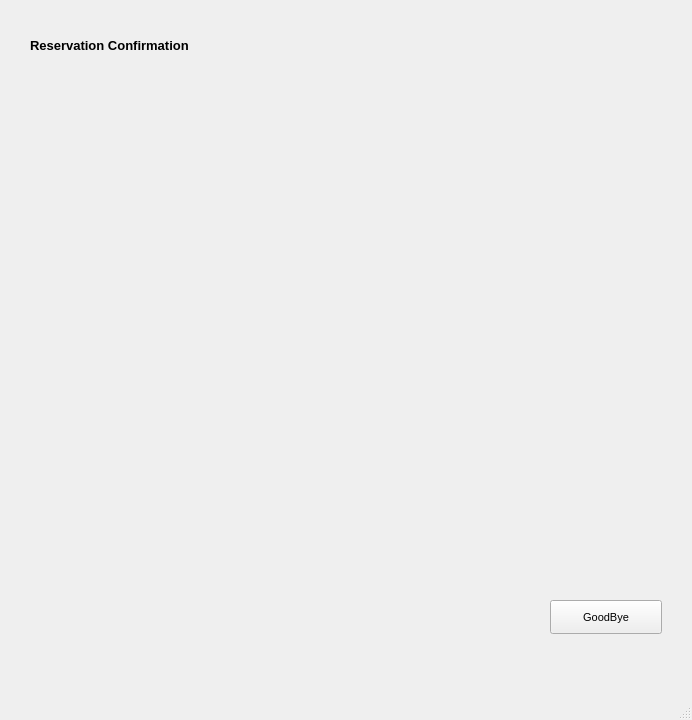
This is reservation_form.ui in Gator-Face/hotelCalifornia as Qt 5 draws it before an edit. The edited form follows.
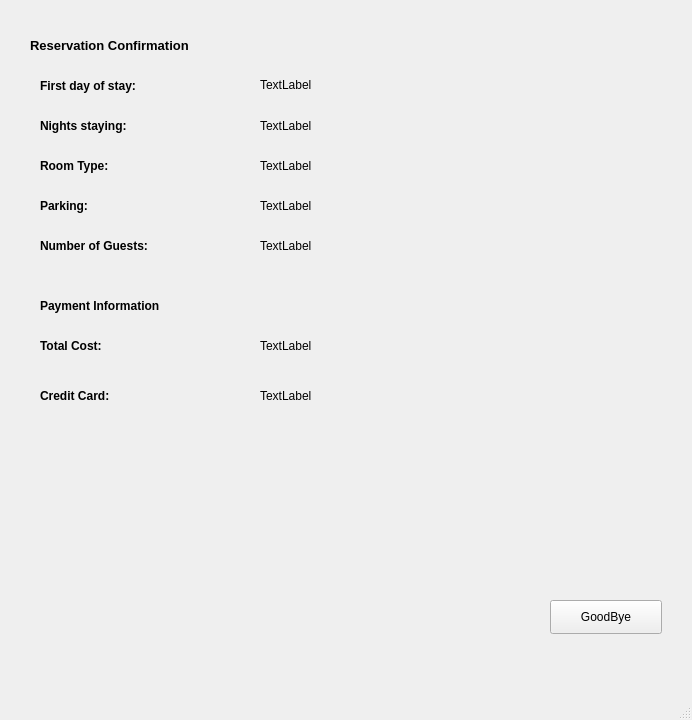
This is the edited form. The open tabs and pages were chosen to show the change.

Commit message: added credit card method

```diff
--- a/reservation_form.ui
+++ b/reservation_form.ui
@@ -833,26 +833,6 @@
      </widget>
     </widget>
     <widget class="QWidget" name="page_3">
-     <widget class="QPushButton" name="back_to_2">
-      <property name="geometry">
-       <rect>
-        <x>530</x>
-        <y>580</y>
-        <width>112</width>
-        <height>34</height>
-       </rect>
-      </property>
-      <property name="font">
-       <font>
-        <pointsize>8</pointsize>
-        <weight>50</weight>
-        <bold>false</bold>
-       </font>
-      </property>
-      <property name="text">
-       <string>GoodBye</string>
-      </property>
-     </widget>
      <widget class="QLabel" name="label">
       <property name="geometry">
        <rect>
@@ -873,6 +853,263 @@
        <string>Reservation Confirmation</string>
       </property>
      </widget>
+     <widget class="QLabel" name="label_3">
+      <property name="geometry">
+       <rect>
+        <x>20</x>
+        <y>50</y>
+        <width>141</width>
+        <height>31</height>
+       </rect>
+      </property>
+      <property name="font">
+       <font>
+        <weight>75</weight>
+        <bold>true</bold>
+       </font>
+      </property>
+      <property name="text">
+       <string>First day of stay:</string>
+      </property>
+     </widget>
+     <widget class="QLabel" name="label_4">
+      <property name="geometry">
+       <rect>
+        <x>20</x>
+        <y>90</y>
+        <width>131</width>
+        <height>31</height>
+       </rect>
+      </property>
+      <property name="font">
+       <font>
+        <weight>75</weight>
+        <bold>true</bold>
+       </font>
+      </property>
+      <property name="text">
+       <string>Nights staying:</string>
+      </property>
+     </widget>
+     <widget class="QLabel" name="label_5">
+      <property name="geometry">
+       <rect>
+        <x>20</x>
+        <y>130</y>
+        <width>101</width>
+        <height>31</height>
+       </rect>
+      </property>
+      <property name="font">
+       <font>
+        <weight>75</weight>
+        <bold>true</bold>
+       </font>
+      </property>
+      <property name="text">
+       <string>Room Type:</string>
+      </property>
+     </widget>
+     <widget class="QLabel" name="label_6">
+      <property name="geometry">
+       <rect>
+        <x>20</x>
+        <y>170</y>
+        <width>69</width>
+        <height>31</height>
+       </rect>
+      </property>
+      <property name="font">
+       <font>
+        <weight>75</weight>
+        <bold>true</bold>
+       </font>
+      </property>
+      <property name="text">
+       <string>Parking:</string>
+      </property>
+     </widget>
+     <widget class="QLabel" name="label_7">
+      <property name="geometry">
+       <rect>
+        <x>20</x>
+        <y>210</y>
+        <width>161</width>
+        <height>31</height>
+       </rect>
+      </property>
+      <property name="font">
+       <font>
+        <weight>75</weight>
+        <bold>true</bold>
+       </font>
+      </property>
+      <property name="text">
+       <string>Number of Guests:</string>
+      </property>
+     </widget>
+     <widget class="QLabel" name="label_8">
+      <property name="geometry">
+       <rect>
+        <x>20</x>
+        <y>270</y>
+        <width>211</width>
+        <height>31</height>
+       </rect>
+      </property>
+      <property name="font">
+       <font>
+        <pointsize>9</pointsize>
+        <weight>75</weight>
+        <bold>true</bold>
+       </font>
+      </property>
+      <property name="text">
+       <string>Payment Information</string>
+      </property>
+     </widget>
+     <widget class="QLabel" name="label_9">
+      <property name="geometry">
+       <rect>
+        <x>20</x>
+        <y>310</y>
+        <width>91</width>
+        <height>31</height>
+       </rect>
+      </property>
+      <property name="font">
+       <font>
+        <weight>75</weight>
+        <bold>true</bold>
+       </font>
+      </property>
+      <property name="text">
+       <string>Total Cost:</string>
+      </property>
+     </widget>
+     <widget class="QLabel" name="label_10">
+      <property name="geometry">
+       <rect>
+        <x>20</x>
+        <y>360</y>
+        <width>101</width>
+        <height>31</height>
+       </rect>
+      </property>
+      <property name="font">
+       <font>
+        <weight>75</weight>
+        <bold>true</bold>
+       </font>
+      </property>
+      <property name="text">
+       <string>Credit Card:</string>
+      </property>
+     </widget>
+     <widget class="QLabel" name="label_11">
+      <property name="geometry">
+       <rect>
+        <x>240</x>
+        <y>49</y>
+        <width>69</width>
+        <height>31</height>
+       </rect>
+      </property>
+      <property name="text">
+       <string>TextLabel</string>
+      </property>
+     </widget>
+     <widget class="QLabel" name="label_12">
+      <property name="geometry">
+       <rect>
+        <x>240</x>
+        <y>90</y>
+        <width>69</width>
+        <height>31</height>
+       </rect>
+      </property>
+      <property name="text">
+       <string>TextLabel</string>
+      </property>
+     </widget>
+     <widget class="QLabel" name="label_13">
+      <property name="geometry">
+       <rect>
+        <x>240</x>
+        <y>130</y>
+        <width>69</width>
+        <height>31</height>
+       </rect>
+      </property>
+      <property name="text">
+       <string>TextLabel</string>
+      </property>
+     </widget>
+     <widget class="QLabel" name="label_14">
+      <property name="geometry">
+       <rect>
+        <x>240</x>
+        <y>210</y>
+        <width>69</width>
+        <height>31</height>
+       </rect>
+      </property>
+      <property name="text">
+       <string>TextLabel</string>
+      </property>
+     </widget>
+     <widget class="QLabel" name="label_15">
+      <property name="geometry">
+       <rect>
+        <x>240</x>
+        <y>170</y>
+        <width>69</width>
+        <height>31</height>
+       </rect>
+      </property>
+      <property name="text">
+       <string>TextLabel</string>
+      </property>
+     </widget>
+     <widget class="QLabel" name="label_16">
+      <property name="geometry">
+       <rect>
+        <x>240</x>
+        <y>310</y>
+        <width>69</width>
+        <height>31</height>
+       </rect>
+      </property>
+      <property name="text">
+       <string>TextLabel</string>
+      </property>
+     </widget>
+     <widget class="QLabel" name="label_17">
+      <property name="geometry">
+       <rect>
+        <x>240</x>
+        <y>360</y>
+        <width>69</width>
+        <height>31</height>
+       </rect>
+      </property>
+      <property name="text">
+       <string>TextLabel</string>
+      </property>
+     </widget>
+     <widget class="QPushButton" name="exit">
+      <property name="geometry">
+       <rect>
+        <x>530</x>
+        <y>580</y>
+        <width>112</width>
+        <height>34</height>
+       </rect>
+      </property>
+      <property name="text">
+       <string>GoodBye</string>
+      </property>
+     </widget>
     </widget>
    </widget>
   </widget>
```
Left out of the diff: 82 changed lines with no effect on the pictures. The commit also changes 4 other files.
